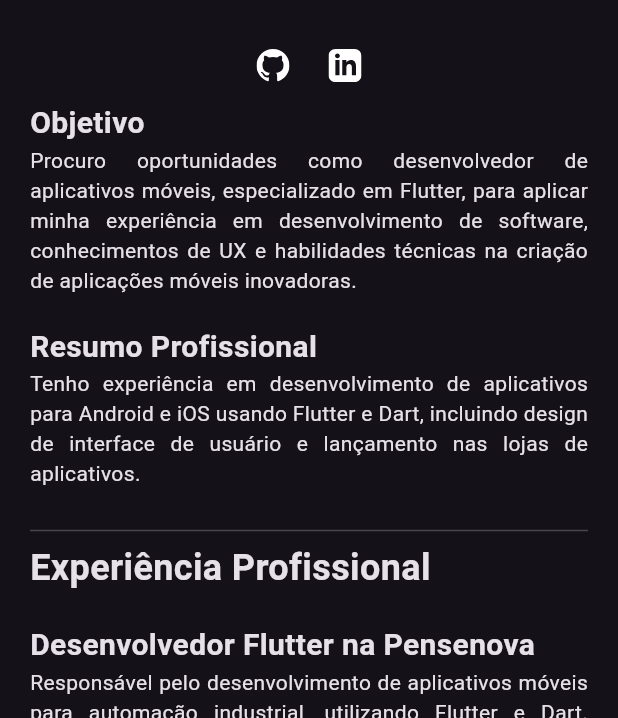
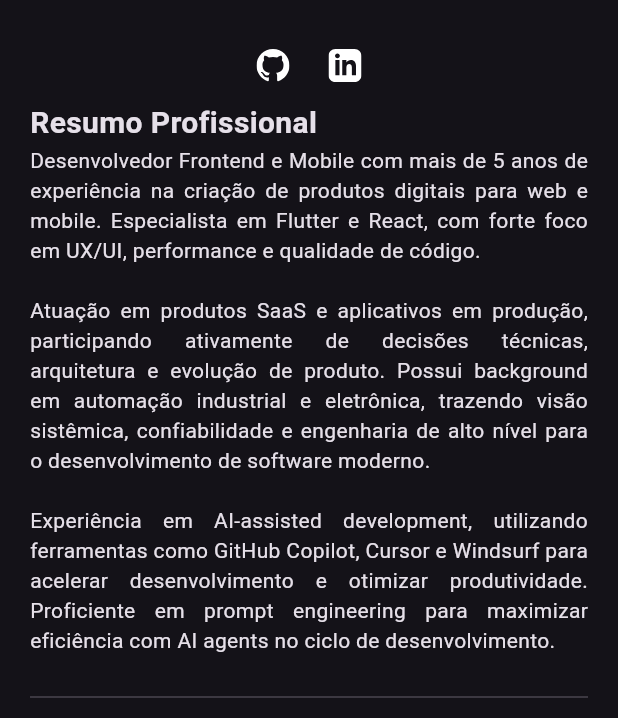
Before and after one commit to raulzanardo/curriculo-flutter, a Flutter app: the screen it shows after launch, on a phone screen of 412 x 824 dp, the part 518-1236 px from its top. Run offline on Flutter 3.47's test engine with Material 3 defaults, Android fonts, the phone set to English and light mode, and no system bars; our stand-ins replace carousel_slider, flutter_svg, i18n_extension.

Commit message:
updated resume from the curriculo repo

```diff
--- a/lib/localization/localization_resume.i18n.dart
+++ b/lib/localization/localization_resume.i18n.dart
@@ -4,114 +4,66 @@ extension Localization on String {
   static final _t =
       Translations.byText("pt-BR") +
       {"pt-BR": "", "en-US": ""} +
-      {"pt-BR": "Objetivo", "en-US": "Goal"} +
+      {"pt-BR": "Resumo Profissional", "en-US": "Professional Summary"} +
       {
         "pt-BR":
-            "Procuro oportunidades como desenvolvedor de aplicativos móveis, especializado em Flutter, para aplicar minha experiência em desenvolvimento de software, conhecimentos de UX e habilidades técnicas na criação de aplicações móveis inovadoras.",
+            "Desenvolvedor Frontend e Mobile com mais de 5 anos de experiência na criação de produtos digitais para web e mobile. Especialista em Flutter e React, com forte foco em UX/UI, performance e qualidade de código.\n\nAtuação em produtos SaaS e aplicativos em produção, participando ativamente de decisões técnicas, arquitetura e evolução de produto. Possui background em automação industrial e eletrônica, trazendo visão sistêmica, confiabilidade e engenharia de alto nível para o desenvolvimento de software moderno.\n\nExperiência em AI-assisted development, utilizando ferramentas como GitHub Copilot, Cursor e Windsurf para acelerar desenvolvimento e otimizar produtividade. Proficiente em prompt engineering para maximizar eficiência com AI agents no ciclo de desenvolvimento.",
         "en-US":
-            "I'm looking for opportunities as a mobile application developer, specializing in Flutter, to apply my software development experience, UX knowledge and technical skills to create innovative mobile applications.",
+            "Frontend and Mobile Developer with over 5 years of experience creating digital products for web and mobile. Specialist in Flutter and React, with strong focus on UX/UI, performance, and code quality.\n\nWorking on SaaS products and production applications, actively participating in technical decisions, architecture, and product evolution. Background in industrial automation and electronics, bringing systemic vision, reliability, and high-level engineering to modern software development.\n\nExperience in AI-assisted development, using tools such as GitHub Copilot, Cursor, and Windsurf to accelerate development and optimize productivity. Proficient in prompt engineering to maximize efficiency with AI agents in the development cycle.",
       } +
-      {"pt-BR": "Resumo Profissional", "en-US": "Professional Resume"} +
+      {"pt-BR": "Experiência Profissional", "en-US": "Professional Experience"} +
+      {"pt-BR": "Desenvolvedor Frontend na Petplace", "en-US": "Frontend Developer at Petplace"} +
       {
         "pt-BR":
-            "Tenho experiência em desenvolvimento de aplicativos para Android e iOS usando Flutter e Dart, incluindo design de interface de usuário e lançamento nas lojas de aplicativos.",
+            "Atuação no desenvolvimento do 24Pet Shelter, plataforma SaaS para gestão de abrigos e ONGs de proteção animal. Desenvolvimento e evolução do frontend utilizando React e TypeScript, implementação de interfaces acessíveis, responsivas e performáticas. Otimização de fluxos críticos para usuários não técnicos, melhorando a usabilidade do sistema. Colaboração próxima com times de produto, QA e DevOps em ambiente ágil. Integração com pipelines de CI/CD no Microsoft Azure. - Maio de 2024 até Dezembro de 2025",
         "en-US":
-            "I have experience developing apps for Android and iOS using Flutter and Dart, including user interface design and launch in app stores.",
+            "Working on the development of 24Pet Shelter, a SaaS platform for managing animal shelters and protection NGOs. Frontend development and evolution using React and TypeScript, implementation of accessible, responsive, and performant interfaces. Optimization of critical flows for non-technical users, improving system usability. Close collaboration with product, QA, and DevOps teams in an agile environment. Integration with CI/CD pipelines on Microsoft Azure. - May 2024 to December 2025",
       } +
-      {
-        "pt-BR": "Experiência Profissional",
-        "en-US": "Professional experience",
-      } +
-      {
-        "pt-BR": "Desenvolvedor Flutter na Pensenova",
-        "en-US": "Flutter Developer at Pensenova",
-      } +
+      {"pt-BR": "Desenvolvedor Flutter na MyOrbit", "en-US": "Flutter Developer at MyOrbit"} +
       {
         "pt-BR":
-            "Responsável pelo desenvolvimento de aplicativos móveis para automação industrial, utilizando Flutter e Dart. Conduzindo o ciclo completo de desenvolvimento de aplicativos, desde a concepção até o lançamento, garantindo alta qualidade e performance e experiência do usuário. Destacando o projeto CoPal, no qual desenvolvi o aplicativo de parametrização juntamente com a UX/UI do sistema de controle do Robô. - 05/10/2020 até o presente",
+            "Desenvolvimento do aplicativo MyOrbit, focado na gestão de relacionamentos e organização de círculos sociais com forte ênfase em privacidade. Desenvolvimento mobile com Flutter/Dart para Android e iOS, participação direta na concepção do produto e decisões técnicas. Implementação de fluxos complexos de UX/UI em colaboração com design. Contribuição no backend, implementando APIs e regras de negócio. Aplicação de clean architecture e design patterns para escalabilidade. - Maio de 2024 até Dezembro de 2025",
         "en-US":
-            "Responsible for developing mobile applications for industrial automation, using Flutter and Dart. Conducting the complete application development cycle, from conception to launch, ensuring high quality, performance and user experience. Highlighting the CoPal project, in which I developed the parameterization application together with the UX/UI of the Robot control system. - 10/05/2020 to now",
+            "Development of the MyOrbit application, focused on relationship management and social circle organization with strong emphasis on privacy. Mobile development with Flutter/Dart for Android and iOS, direct participation in product conception and technical decisions. Implementation of complex UX/UI flows in collaboration with design. Backend contribution, implementing APIs and business rules. Application of clean architecture and design patterns for scalability. - May 2024 to December 2025",
       } +
-      {
-        "pt-BR": "Desenvolvedor de automação na Nova Tecnologia",
-        "en-US": "Automation developer at Nova Tecnologia",
-      } +
+      {"pt-BR": "Desenvolvedor Flutter na Pensenova", "en-US": "Flutter Developer at Pensenova"} +
       {
         "pt-BR":
-            "Desenvolvimento de projetos de automação envolvendo sistemas de monitoramento industrial (Scada), robótica e aplicações voltadas para processos de pintura industrial. Elaboração de esquemas elétricos para montagem de quadros elétricos utilizando o EPLAN. – 06/10/2014 até 30/04/2018",
+            "Liderança técnica no desenvolvimento de aplicativos móveis voltados à automação industrial. Desenvolvimento completo de aplicações Flutter, da concepção à publicação. Criação do aplicativo CoPal, utilizado para parametrização e controle de robôs industriais. Design e implementação da UX/UI focada em ambientes industriais. Garantia de alta performance e confiabilidade em sistemas críticos. Integração entre software mobile e hardware de automação (IoT). - Outubro de 2020 até Maio de 2024",
         "en-US":
-            "Development of automation projects involving industrial monitoring systems (Scada), robotics and applications focused on industrial painting processes. Preparation of electrical diagrams for assembling electrical panels using EPLAN. – 10/06/2014 to 04/30/2018",
+            "Technical leadership in the development of mobile applications for industrial automation. Complete development of Flutter applications, from conception to publication. Creation of the CoPal application, used for parameterization and control of industrial robots. Design and implementation of UX/UI focused on industrial environments. Ensuring high performance and reliability in critical systems. Integration between mobile software and automation hardware (IoT). - October 2020 to May 2024",
       } +
+      {"pt-BR": "Desenvolvedor de Automação na Nova Tecnologia", "en-US": "Automation Developer at Nova Tecnologia"} +
       {
-        "pt-BR": "Técnico em eletrônica na Flex Automation",
-        "en-US": "Electronics technician at Flex Automation",
+        "pt-BR": "Desenvolvimento de sistemas de automação industrial com SCADA. Programação de robôs industriais para processos de pintura. Elaboração de projetos elétricos e quadros de comando (EPLAN). Otimização e controle de processos industriais. - Outubro de 2014 até Abril de 2018",
+        "en-US": "Development of industrial automation systems with SCADA. Programming of industrial robots for painting processes. Electrical project design and control panels (EPLAN). Optimization and control of industrial processes. - October 2014 to April 2018",
       } +
+      {"pt-BR": "Técnico em Eletrônica na Flex Automation", "en-US": "Electronics Technician at Flex Automation"} +
       {
-        "pt-BR":
-            "Responsável pelo gerenciamento do setor de manutenção de módulos de automação residencial, também fiz parte do time que efetuava manutenção e montagem de placas de circuito eletrônico. - 02/05/2014 até 30/09/2014",
-        "en-US":
-            "Responsible for managing the maintenance sector of home automation modules, I was also part of the team that carried out maintenance and assembly of electronic circuit boards. - 02/05/2014 until 30/09/2014",
+        "pt-BR": "Manutenção e montagem de placas eletrônicas (SMD e PTH). Gerenciamento do setor de manutenção de automação residencial. Testes, controle de qualidade e diagnóstico de falhas. - Maio de 2014 até Setembro de 2014",
+        "en-US": "Maintenance and assembly of electronic boards (SMD and PTH). Management of the home automation maintenance sector. Testing, quality control, and fault diagnosis. - May 2014 to September 2014",
       } +
+      {"pt-BR": "Estagiário de Automação na Nova Tecnologia", "en-US": "Automation Intern at Nova Tecnologia"} +
       {
-        "pt-BR": "Estagiário de automação na Nova Tecnologia",
-        "en-US": "Automation intern at Nova Tecnologia",
+        "pt-BR": "Desenvolvimento de sistemas de controle para automação predial. Implementação de soluções de eficiência energética. Suporte técnico em projetos industriais. - Novembro de 2012 até Outubro de 2013",
+        "en-US": "Development of control systems for building automation. Implementation of energy efficiency solutions. Technical support in industrial projects. - November 2012 to October 2013",
       } +
-      {
-        "pt-BR":
-            "Desenvolvimento de sistemas de controle e automação predial e de eficiência energética.  05/11/2012 até 25/10/2013.",
-        "en-US":
-            "Development of building control and automation and energy efficiency systems. 05/11/2012 until 25/10/2013.",
-      } +
-      {"pt-BR": "Formação Acadêmica", "en-US": "Academic education"} +
-      {
-        "pt-BR": "Graduação em Engenharia de Controle e Automação",
-        "en-US": "Degree in Control and Automation Engineering",
-      } +
-      {
-        "pt-BR":
-            "IFSP Instituto Federal de Educação, Ciência e Tecnologia de São Paulo - 01/06/2009 a 28/08/2019",
-        "en-US":
-            "IFSP Federal Institute of Education, Science and Technology of São Paulo - 06/01/2009 to 08/28/2019",
-      } +
+      {"pt-BR": "Formação Acadêmica", "en-US": "Education"} +
+      {"pt-BR": "Engenharia de Controle e Automação", "en-US": "Control and Automation Engineering"} +
+      {"pt-BR": "IFSP – Instituto Federal de São Paulo - 2009 – 2019", "en-US": "IFSP – Federal Institute of São Paulo - 2009 – 2019"} +
       {"pt-BR": "Técnico em Eletrônica", "en-US": "Electronics Technician"} +
-      {
-        "pt-BR": "ETEC Professor Aprígio Gonzaga - 01/06/2007 a 15/12/2008",
-        "en-US": "ETEC Professor Aprígio Gonzaga - 06/01/2007 to 12/15/2008",
-      } +
-      {"pt-BR": "Cursos Complementares", "en-US": "Complementary courses"} +
-      {
-        "pt-BR":
-            "Certificado Profissional Google UX Design (Coursera - Nível 1 - Março de 2024)",
-        "en-US":
-            "Google UX Design Professional Certificate (Coursera - Level 1 - March 2024)",
-      } +
-      {
-        "pt-BR":
-            "Flutter Provider Essential Course (Udemy - Março/Abril de 2024)",
-        "en-US": "Flutter Provider Essential Course (Udemy - March/April 2024)",
-      } +
-      {"pt-BR": "Habilidades", "en-US": "Skills"} +
-      {
-        "pt-BR": "Linguagens: Dart, C/C++, Python, Bash, HTML, JavaScript",
-        "en-US": "Languages: Dart, C/C++, Python, Bash, HTML, JavaScript",
-      } +
-      {
-        "pt-BR": "Ferramentas: Android Studio, VSCode",
-        "en-US": "Tools: Android Studio, VSCode",
-      } +
-      {
-        "pt-BR":
-            "Plataformas: Flutter, Android, iOS, PlatformIO, Linux, Arduino",
-        "en-US": "Platforms: Flutter, Android, iOS, PlatformIO, Linux, Arduino",
-      } +
-      {
-        "pt-BR": "Versionamento de Código: Git, Github",
-        "en-US": "Code Versioning: Git, Github",
-      } +
-      {
-        "pt-BR": "Idiomas: Inglês avançado",
-        "en-US": "Languages: Portuguese and Advanced English",
-      } +
+      {"pt-BR": "ETEC Professor Aprígio Gonzaga - 2007 – 2008", "en-US": "ETEC Professor Aprígio Gonzaga - 2007 – 2008"} +
+      {"pt-BR": "Cursos e Certificações", "en-US": "Courses and Certifications"} +
+      {"pt-BR": "Google UX Design Certificate – Coursera (2024)", "en-US": "Google UX Design Certificate – Coursera (2024)"} +
+      {"pt-BR": "Flutter Provider Essential Course – Udemy (2024)", "en-US": "Flutter Provider Essential Course – Udemy (2024)"} +
+      {"pt-BR": "Tecnologias", "en-US": "Technologies"} +
+      {"pt-BR": "Mobile: Flutter • Dart • Android • iOS • Provider", "en-US": "Mobile: Flutter • Dart • Android • iOS • Provider"} +
+      {"pt-BR": "Web: React • TypeScript • JavaScript • HTML • CSS • Node.js", "en-US": "Web: React • TypeScript • JavaScript • HTML • CSS • Node.js"} +
+      {"pt-BR": "Cloud & DevOps: Microsoft Azure • CI/CD • Git • GitHub • Docker", "en-US": "Cloud & DevOps: Microsoft Azure • CI/CD • Git • GitHub • Docker"} +
+      {"pt-BR": "Outras Tecnologias: Python • C/C++ • Bash • Arduino • PlatformIO • Linux", "en-US": "Other Technologies: Python • C/C++ • Bash • Arduino • PlatformIO • Linux"} +
+      {"pt-BR": "Ferramentas: VS Code • Android Studio • Xcode • Figma • EPLAN", "en-US": "Tools: VS Code • Android Studio • Xcode • Figma • EPLAN"} +
+      {"pt-BR": "AI & Produtividade: GitHub Copilot • Cursor • Windsurf • Prompt Engineering", "en-US": "AI & Productivity: GitHub Copilot • Cursor • Windsurf • Prompt Engineering"} +
+      {"pt-BR": "Idiomas: Português (Nativo) • Inglês (Avançado)", "en-US": "Languages: Portuguese (Native) • English (Advanced)"} +
       {"pt-BR": "", "en-US": ""} +
       {"pt-BR": "", "en-US": ""};
 
--- a/lib/pages/page_resume.dart
+++ b/lib/pages/page_resume.dart
@@ -38,10 +38,10 @@ class _PageResumeState extends State<PageResume> {
                       crossAxisAlignment: CrossAxisAlignment.start,
                       children: [
                         WidgetTextBox(
-                          'Objetivo'.i18n,
-                          'Procuro oportunidades como desenvolvedor de aplicativos móveis, especializado em Flutter, para aplicar minha experiência em desenvolvimento de software, conhecimentos de UX e habilidades técnicas na criação de aplicações móveis inovadoras.'.i18n,
+                          'Resumo Profissional'.i18n,
+                          'Desenvolvedor Frontend e Mobile com mais de 5 anos de experiência na criação de produtos digitais para web e mobile. Especialista em Flutter e React, com forte foco em UX/UI, performance e qualidade de código.\n\nAtuação em produtos SaaS e aplicativos em produção, participando ativamente de decisões técnicas, arquitetura e evolução de produto. Possui background em automação industrial e eletrônica, trazendo visão sistêmica, confiabilidade e engenharia de alto nível para o desenvolvimento de software moderno.\n\nExperiência em AI-assisted development, utilizando ferramentas como GitHub Copilot, Cursor e Windsurf para acelerar desenvolvimento e otimizar produtividade. Proficiente em prompt engineering para maximizar eficiência com AI agents no ciclo de desenvolvimento.'
+                              .i18n,
                         ),
-                        WidgetTextBox('Resumo Profissional'.i18n, 'Tenho experiência em desenvolvimento de aplicativos para Android e iOS usando Flutter e Dart, incluindo design de interface de usuário e lançamento nas lojas de aplicativos.'.i18n),
                         Visibility(
                           visible: (MediaQuery.of(context).size.width > 800),
                           child: Column(
@@ -74,31 +74,42 @@ class _PageResumeState extends State<PageResume> {
               Text('Experiência Profissional'.i18n, style: const TextStyle(fontSize: 24.0, fontWeight: FontWeight.bold)),
               const SizedBox(height: 20.0),
               WidgetTextBox(
-                'Desenvolvedor Flutter na Pensenova'.i18n,
-                'Responsável pelo desenvolvimento de aplicativos móveis para automação industrial, utilizando Flutter e Dart. Conduzindo o ciclo completo de desenvolvimento de aplicativos, desde a concepção até o lançamento, garantindo alta qualidade e performance e experiência do usuário. Destacando o projeto CoPal, no qual desenvolvi o aplicativo de parametrização juntamente com a UX/UI do sistema de controle do Robô. - 05/10/2020 até o presente'
+                'Desenvolvedor Frontend na Petplace'.i18n,
+                'Atuação no desenvolvimento do 24Pet Shelter, plataforma SaaS para gestão de abrigos e ONGs de proteção animal. Desenvolvimento e evolução do frontend utilizando React e TypeScript, implementação de interfaces acessíveis, responsivas e performáticas. Otimização de fluxos críticos para usuários não técnicos, melhorando a usabilidade do sistema. Colaboração próxima com times de produto, QA e DevOps em ambiente ágil. Integração com pipelines de CI/CD no Microsoft Azure. - Maio de 2024 até Dezembro de 2025'
                     .i18n,
               ),
               WidgetTextBox(
-                'Desenvolvedor de automação na Nova Tecnologia'.i18n,
-                'Desenvolvimento de projetos de automação envolvendo sistemas de monitoramento industrial (Scada), robótica e aplicações voltadas para processos de pintura industrial. Elaboração de esquemas elétricos para montagem de quadros elétricos utilizando o EPLAN. – 06/10/2014 até 30/04/2018'
+                'Desenvolvedor Flutter na MyOrbit'.i18n,
+                'Desenvolvimento do aplicativo MyOrbit, focado na gestão de relacionamentos e organização de círculos sociais com forte ênfase em privacidade. Desenvolvimento mobile com Flutter/Dart para Android e iOS, participação direta na concepção do produto e decisões técnicas. Implementação de fluxos complexos de UX/UI em colaboração com design. Contribuição no backend, implementando APIs e regras de negócio. Aplicação de clean architecture e design patterns para escalabilidade. - Maio de 2024 até Dezembro de 2025'
                     .i18n,
               ),
-              WidgetTextBox('Técnico em eletrônica na Flex Automation'.i18n, 'Responsável pelo gerenciamento do setor de manutenção de módulos de automação residencial, também fiz parte do time que efetuava manutenção e montagem de placas de circuito eletrônico. - 02/05/2014 até 30/09/2014'.i18n),
-              WidgetTextBox('Estagiário de automação na Nova Tecnologia'.i18n, 'Desenvolvimento de sistemas de controle e automação predial e de eficiência energética.  05/11/2012 até 25/10/2013.'.i18n),
+              WidgetTextBox(
+                'Desenvolvedor Flutter na Pensenova'.i18n,
+                'Liderança técnica no desenvolvimento de aplicativos móveis voltados à automação industrial. Desenvolvimento completo de aplicações Flutter, da concepção à publicação. Criação do aplicativo CoPal, utilizado para parametrização e controle de robôs industriais. Design e implementação da UX/UI focada em ambientes industriais. Garantia de alta performance e confiabilidade em sistemas críticos. Integração entre software mobile e hardware de automação (IoT). - Outubro de 2020 até Maio de 2024'
+                    .i18n,
+              ),
+              WidgetTextBox(
+                'Desenvolvedor de Automação na Nova Tecnologia'.i18n,
+                'Desenvolvimento de sistemas de automação industrial com SCADA. Programação de robôs industriais para processos de pintura. Elaboração de projetos elétricos e quadros de comando (EPLAN). Otimização e controle de processos industriais. - Outubro de 2014 até Abril de 2018'.i18n,
+              ),
+              WidgetTextBox('Técnico em Eletrônica na Flex Automation'.i18n, 'Manutenção e montagem de placas eletrônicas (SMD e PTH). Gerenciamento do setor de manutenção de automação residencial. Testes, controle de qualidade e diagnóstico de falhas. - Maio de 2014 até Setembro de 2014'.i18n),
+              WidgetTextBox('Estagiário de Automação na Nova Tecnologia'.i18n, 'Desenvolvimento de sistemas de controle para automação predial. Implementação de soluções de eficiência energética. Suporte técnico em projetos industriais. - Novembro de 2012 até Outubro de 2013'.i18n),
               Text('Formação Acadêmica'.i18n, style: const TextStyle(fontSize: 24.0, fontWeight: FontWeight.bold)),
               const SizedBox(height: 20.0),
-              WidgetTextBox('Graduação em Engenharia de Controle e Automação'.i18n, 'IFSP Instituto Federal de Educação, Ciência e Tecnologia de São Paulo - 01/06/2009 a 28/08/2019'.i18n),
-              WidgetTextBox('Técnico em Eletrônica'.i18n, 'ETEC Professor Aprígio Gonzaga - 01/06/2007 a 15/12/2008'.i18n),
-              Text('Cursos Complementares'.i18n, style: const TextStyle(fontSize: 20.0, fontWeight: FontWeight.bold)),
-              Text('Certificado Profissional Google UX Design (Coursera - Nível 1 - Março de 2024)'.i18n, textAlign: TextAlign.justify),
-              Text('Flutter Provider Essential Course (Udemy - Março/Abril de 2024)'.i18n, textAlign: TextAlign.justify),
+              WidgetTextBox('Engenharia de Controle e Automação'.i18n, 'IFSP – Instituto Federal de São Paulo - 2009 – 2019'.i18n),
+              WidgetTextBox('Técnico em Eletrônica'.i18n, 'ETEC Professor Aprígio Gonzaga - 2007 – 2008'.i18n),
+              Text('Cursos e Certificações'.i18n, style: const TextStyle(fontSize: 20.0, fontWeight: FontWeight.bold)),
+              Text('Google UX Design Certificate – Coursera (2024)'.i18n, textAlign: TextAlign.justify),
+              Text('Flutter Provider Essential Course – Udemy (2024)'.i18n, textAlign: TextAlign.justify),
               const SizedBox(height: 20.0),
-              Text('Habilidades'.i18n, style: const TextStyle(fontSize: 20.0, fontWeight: FontWeight.bold)),
-              Text('Linguagens: Dart, C/C++, Python, Bash, HTML, JavaScript'.i18n, textAlign: TextAlign.justify),
-              Text('Ferramentas: Android Studio, VSCode'.i18n, textAlign: TextAlign.justify),
-              Text('Plataformas: Flutter, Android, iOS, PlatformIO, Linux, Arduino'.i18n, textAlign: TextAlign.justify),
-              Text('Versionamento de Código: Git, Github'.i18n, textAlign: TextAlign.justify),
-              Text('Idiomas: Inglês avançado'.i18n, textAlign: TextAlign.justify),
+              Text('Tecnologias'.i18n, style: const TextStyle(fontSize: 20.0, fontWeight: FontWeight.bold)),
+              Text('Mobile: Flutter • Dart • Android • iOS • Provider'.i18n, textAlign: TextAlign.justify),
+              Text('Web: React • TypeScript • JavaScript • HTML • CSS • Node.js'.i18n, textAlign: TextAlign.justify),
+              Text('Cloud & DevOps: Microsoft Azure • CI/CD • Git • GitHub • Docker'.i18n, textAlign: TextAlign.justify),
+              Text('Outras Tecnologias: Python • C/C++ • Bash • Arduino • PlatformIO • Linux'.i18n, textAlign: TextAlign.justify),
+              Text('Ferramentas: VS Code • Android Studio • Xcode • Figma • EPLAN'.i18n, textAlign: TextAlign.justify),
+              Text('AI & Produtividade: GitHub Copilot • Cursor • Windsurf • Prompt Engineering'.i18n, textAlign: TextAlign.justify),
+              Text('Idiomas: Português (Nativo) • Inglês (Avançado)'.i18n, textAlign: TextAlign.justify),
             ],
           ),
         ),
```
Also changed, not shown: 6 other files.
